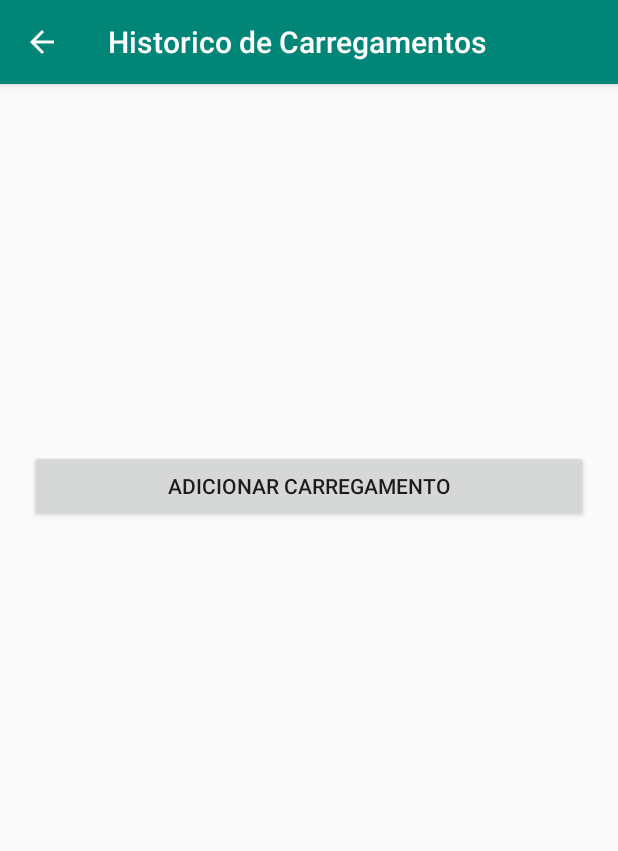
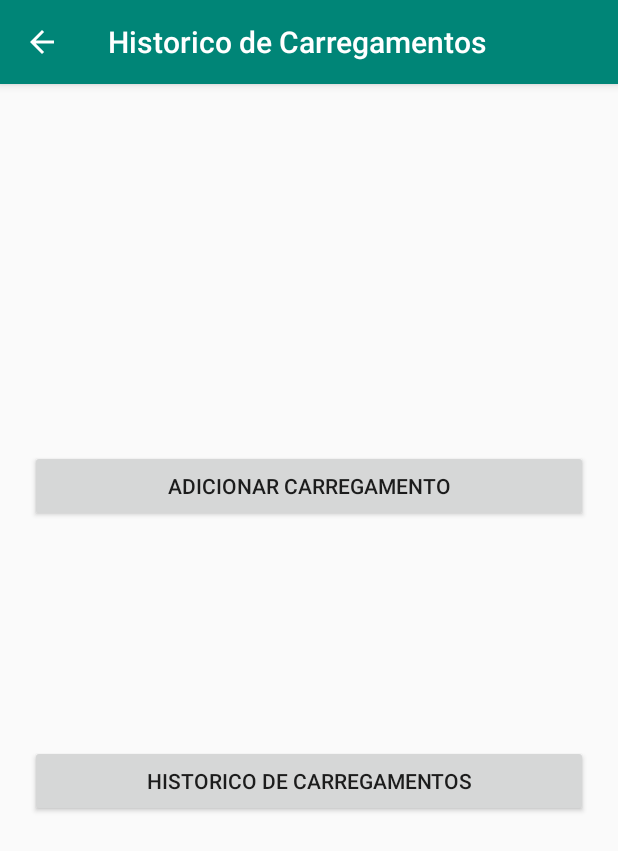
Before and after one commit to Nuno837/CMU_TP, an Android app: the HistoricoActivity screen opened directly, with no data from a screen before it, on a phone screen of 412 x 824 dp. Shown: the top 851 px of the screen. Run offline under Robolectric (Android 15) with nearby library versions, the phone set to English and light mode, and no system bars; our stand-ins replace Room's generated code.

Commit message:
Historico dos carregamentos

```diff
--- a/app/src/main/res/layout/activity_historico_carregamentos.xml
+++ b/app/src/main/res/layout/activity_historico_carregamentos.xml
@@ -10,8 +10,8 @@
         android:id="@+id/relativeLayout"
         android:layout_width="match_parent"
         android:layout_height="match_parent"
-        tools:layout_editor_absoluteX="16dp"
-        tools:layout_editor_absoluteY="0dp">
+        tools:layout_editor_absoluteX="0dp"
+        tools:layout_editor_absoluteY="199dp">
 
         <Button
             android:id="@+id/btAddCarregamento"
@@ -23,39 +23,16 @@
             android:layout_marginBottom="476dp"
             android:text="Adicionar Carregamento" />
 
-        <TextView
-            android:id="@+id/tvNomePosto"
+
+        <Button
+            android:id="@+id/btHistorico"
             android:layout_width="match_parent"
             android:layout_height="wrap_content"
             android:layout_alignParentBottom="true"
             android:layout_marginLeft="20dp"
             android:layout_marginRight="20dp"
-            android:layout_marginBottom="262dp"
-            android:textAlignment="center"
-            app:layout_constraintTop_toBottomOf="@+id/btAddCarregamento" />
-
-        <TextView
-            android:id="@+id/tvMorada"
-            android:layout_width="match_parent"
-            android:layout_height="wrap_content"
-            android:layout_alignParentBottom="true"
-            android:layout_marginLeft="20dp"
-            android:layout_marginRight="20dp"
-            android:layout_marginBottom="189dp"
-            android:textAlignment="center"
-            app:layout_constraintTop_toBottomOf="@+id/tvNomePosto" />
-
-        <TextView
-            android:id="@+id/tvCusto"
-            android:layout_width="match_parent"
-            android:layout_height="wrap_content"
-            android:layout_alignParentBottom="true"
-            android:layout_marginLeft="20dp"
-            android:layout_marginRight="20dp"
-            android:layout_marginBottom="134dp"
-            android:textAlignment="center"
-            app:layout_constraintTop_toBottomOf="@+id/tvMorada" />
-
+            android:layout_marginBottom="279dp"
+            android:text="Historico de Carregamentos" />
 
     </RelativeLayout>
 
```
